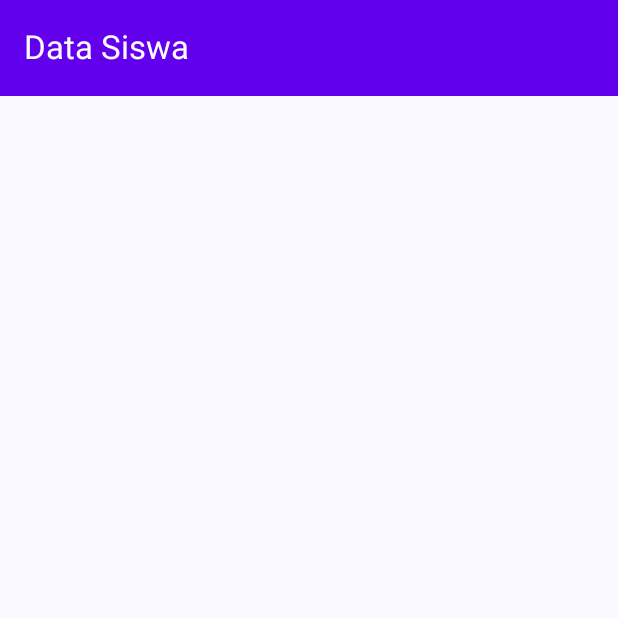
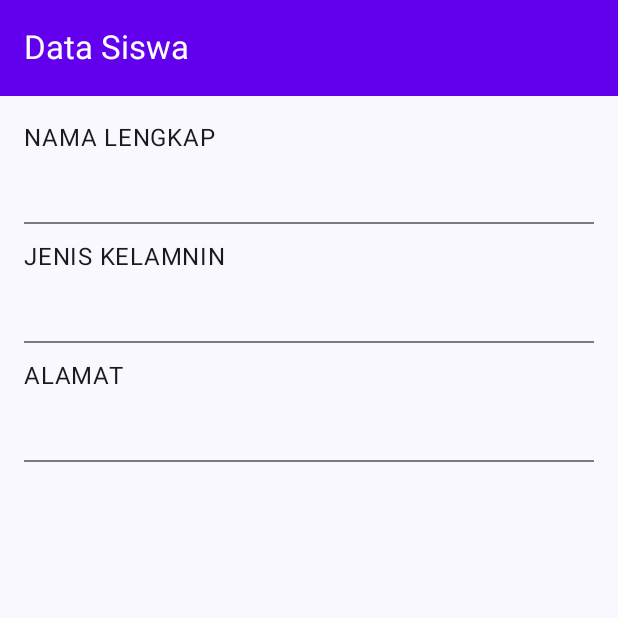
Before and after one commit to KamiliaNurmala/Quest6_108, an Android app built with Jetpack Compose: the composable TampilSiswa shown on its own in the app's theme, on a phone screen of 412 x 824 dp, the top half of it. Run offline under Robolectric (Android 15) with nearby library versions, the phone set to English and light mode, and no system bars.

Commit message:
Menampilkan student details list with dividers

```diff
--- a/app/src/main/java/com/example/praktikum8/view/TampilSiswa.kt
+++ b/app/src/main/java/com/example/praktikum8/view/TampilSiswa.kt
@@ -34,9 +34,9 @@ import com.example.praktikum8.model.Siswa
 @Composable
 fun TampilSiswa(
     statusUiSiswa: Siswa,
-    onBackButtonClicked:() -> Unit
+    onBackButtonClicked:()->Unit
 ){
-    val items = listOf (
+    val items = listOf(
         Pair(stringResource(R.string.nama), statusUiSiswa.nama),
         Pair(stringResource(id = R.string.gender), statusUiSiswa.gender),
         Pair(stringResource(R.string. alamat), statusUiSiswa.alamat)
@@ -55,7 +55,21 @@ fun TampilSiswa(
             modifier = Modifier.padding(isiRuang),
             verticalArrangement = Arrangement.SpaceBetween
         ){
+            Column(
+                modifier =  Modifier.padding(dimensionResource(id=R.dimen.padding_medium)),
+                verticalArrangement = Arrangement.spacedBy(dimensionResource(id=R.dimen.padding_small))
+            ){
+                items.forEach { item ->
+                    Column {
+                        Text(text = item.first.uppercase(), fontSize = 16.sp)
+                        Spacer(modifier = Modifier.height(dimensionResource(id=R.dimen.padding_small)))
+                        Text(text = item.second, fontWeight = FontWeight.Bold, fontSize = 16.sp)
+                    }
+                    Divider(thickness = dimensionResource(id=R.dimen.thickness_divider))
+                }
 
+
+            }
 
 
         }
```
